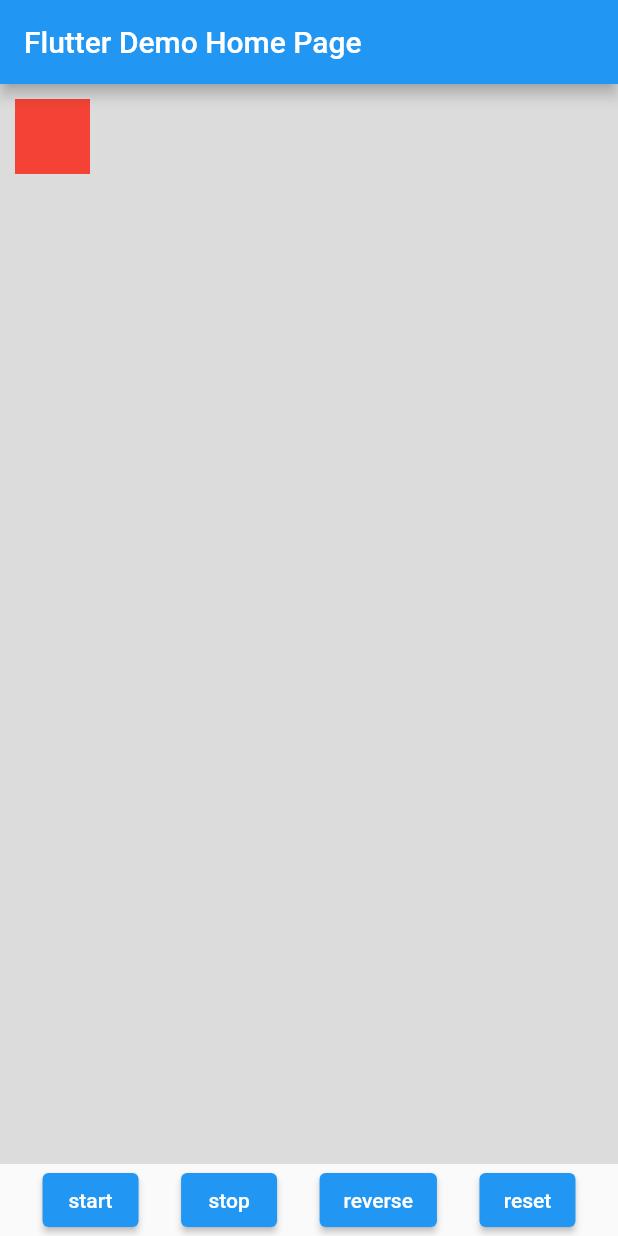
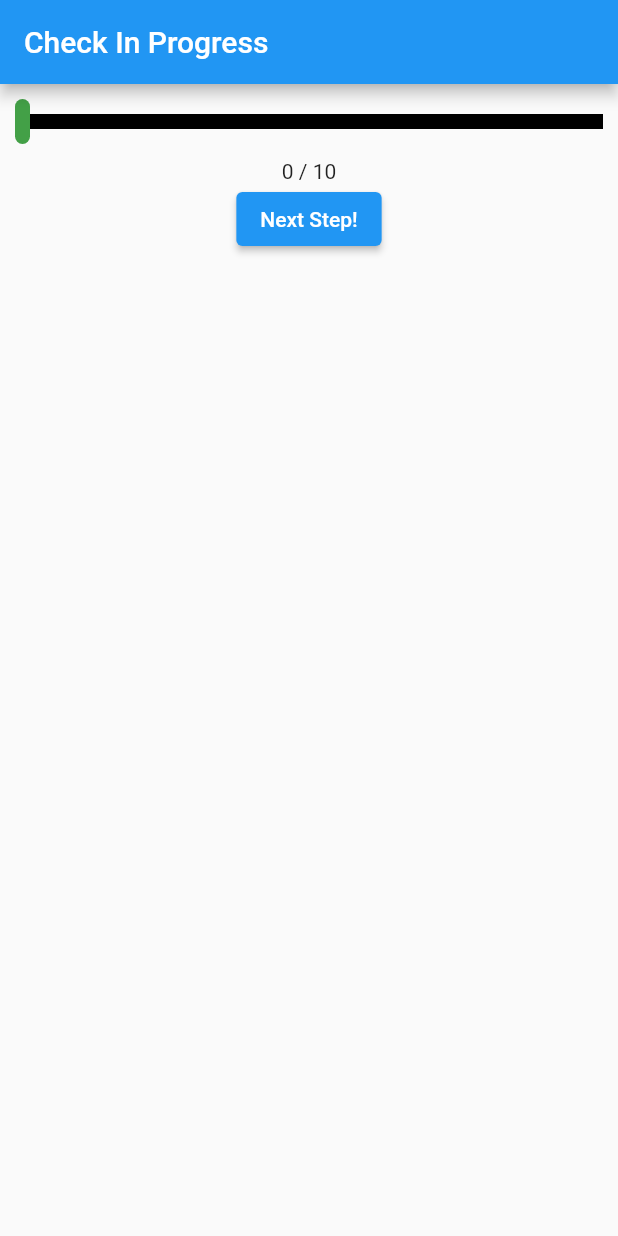
Before and after one commit to jayph88/animation_demo, a Flutter app: the screen it shows after launch, on a phone screen of 412 x 824 dp. Run offline on Flutter 3.47's test engine with Material 2 defaults, Android fonts, the phone set to English and light mode, and no system bars.

Commit message:
goal tracker

```diff
--- a/lib/main.dart
+++ b/lib/main.dart
@@ -1,56 +1,70 @@
 import 'package:flutter/material.dart';
 
-void main() {
-  runApp(const MyApp());
-}
+void main() => runApp(MainWidget());
 
-class MyApp extends StatelessWidget {
-  const MyApp({Key? key}) : super(key: key);
-
-  // This widget is the root of your application.
+class MainWidget extends StatelessWidget {
   @override
   Widget build(BuildContext context) {
     return MaterialApp(
-      title: 'Flutter Demo',
-      theme: ThemeData(
-
-        primarySwatch: Colors.blue,
-      ),
-      home: const MyHomePage(title: 'Flutter Demo Home Page'),
+      home: HomeWidget(),
     );
   }
 }
 
-class MyHomePage extends StatefulWidget {
-  const MyHomePage({Key? key, required this.title}) : super(key: key);
+class HomeWidget extends StatelessWidget {
+  @override
+  Widget build(BuildContext context) {
+    return Scaffold(
+      appBar: AppBar(
+        title: Text('Check In Progress'),
+      ),
+      body: Center(
+        child: Column(
+          children: [
+            GoalTrackerWidget(
+                width: MediaQuery.of(context).size.width - 20.0, numGoals: 10),
+          ],
+        ),
+      ),
+    );
+  }
+}
 
-  final String title;
+class GoalTrackerWidget extends StatefulWidget {
+  final double width;
+  final int numGoals;
+
+  GoalTrackerWidget({Key? key, required this.width, required this.numGoals})
+      : super(key: key);
 
   @override
-  State<MyHomePage> createState() => _MyHomePageState();
+  GoalTrackerWidgetState createState() => GoalTrackerWidgetState();
 }
 
-class _MyHomePageState extends State<MyHomePage>
+class GoalTrackerWidgetState extends State<GoalTrackerWidget>
     with SingleTickerProviderStateMixin {
-  double _size = 0;
   late AnimationController _animationController;
-  late Animation _animation;
-  late Animation<Color?> _animation_color;
+  late Animation<double> _animation;
+  var _currentGoal = 0;
+  var _numGoals;
+  var _buttonText = 'Next Step!';
+  late VoidCallback  _progress;
+  var test = 10;
 
   @override
   void initState() {
     super.initState();
+
     _animationController =
-        AnimationController(vsync: this, duration: Duration(seconds:2));
+        AnimationController(duration: Duration(seconds: 2), vsync: this);
+    _animation = Tween<double>(begin: 0, end: widget.width - 10.0)
+        .animate(_animationController);
+    _animation.addListener(() {
+      setState(() {});
+    });
 
-    _animation = Tween<double>(begin: -1, end: 1).chain(CurveTween(curve: Curves.bounceOut)).animate(_animationController);
-    _animation.addListener(() {
-      setState(() {
-
-      });
-    });
-    _animation_color = ColorTween(begin: Colors.red , end: Colors.green ).animate(_animationController);
-
+    _numGoals = widget.numGoals;
+    _progress = _nextStep;
   }
 
   @override
@@ -59,67 +73,62 @@ class _MyHomePageState extends State<MyHomePage>
     super.dispose();
   }
 
+  void _nextStep() {
+    _currentGoal += 1;
+    _animationController.animateTo(_currentGoal/_numGoals);
+    if (_currentGoal >= _numGoals) {
+      setState(() {
+        _buttonText = 'All done!';
+        // _progress = null;
+      });
+    }
+  }
+
   @override
   Widget build(BuildContext context) {
-    double _xrange = MediaQuery.of(context).size.width - 50;
-    return Scaffold(
-      appBar: AppBar(
-        title: Text(widget.title),
+    return Padding(
+      padding: EdgeInsets.all(10.0),
+      child: Container(
+        child: Column(
+          children: [
+            Stack(
+              children: [
+                SizedBox(
+                  height: 40.0,
+                  width: widget.width,
                 ),
-      body: Column(
-        // crossAxisAlignment: Alignment.,
-        children: [
-          Expanded(
+                Positioned(
+                  top: 10.0,
                   child: Container(
-              padding: EdgeInsets.all(10),
-              color: Colors.black12,
-              width: double.infinity,
-              alignment: Alignment(_animation.value, -1),
-              child: Container(
-                color: _animation_color.value,
-                height: 50,
-                width: 50,
+                    height: 10.0,
+                    width: widget.width,
+                    color: Colors.black,
                   ),
                 ),
+                Positioned(
+                  left: _animation.value,
+                  top: 0.0,
+                  child: Container(
+                    decoration: BoxDecoration(
+                      borderRadius: BorderRadius.all(Radius.circular(5.0)),
+                      color: Colors.green[600],
                     ),
-          Row(
-            mainAxisAlignment: MainAxisAlignment.spaceEvenly,
-            children: [
-              ElevatedButton(
-                  onPressed: () {
-                    _animationController.forward();
-                  },
-                  child: Text('start')),
-              ElevatedButton(
-                  onPressed: () {
-                    _animationController.stop();
-                  },
-                  child: Text('stop')),
-              ElevatedButton(
-                  onPressed: () {
-                    _animationController.reverse();
-                  },
-                  child: Text('reverse')),
-              ElevatedButton(
-                  onPressed: () {
-                    _animationController.reset();
-                  },
-                  child: Text('reset')),
-            ],
-          )
+                    height: 30.0,
+                    width: 10.0,
+                  ),
+                ),
               ],
             ),
-        // body : Stack(
-        //   children: [
-        //     Container(
-        //       height: 100,
-        //       width: 100,
-        //       color: Colors.red,
-        //     )
-        //   ],
-        // )
+            Text(_currentGoal < _numGoals
+                ? '$_currentGoal / $_numGoals'
+                : 'Completed!'),
+            ElevatedButton(
+              child: Text(_buttonText),
+              onPressed: _progress,
+            ),
+          ],
+        ),
+      ),
     );
-
-
   }
 }
```
Lines whose indentation alone changed are shown as unchanged.
